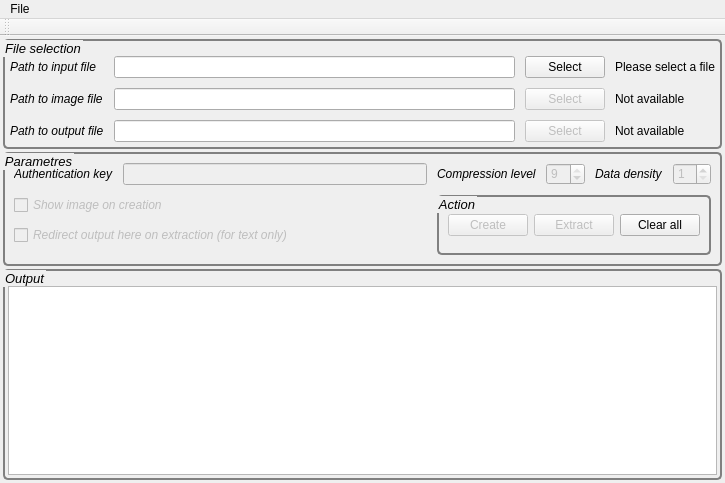
GreaterGoodCorp/StegLibrary, file StegLibrary/gui/gui.ui: the form before one commit.
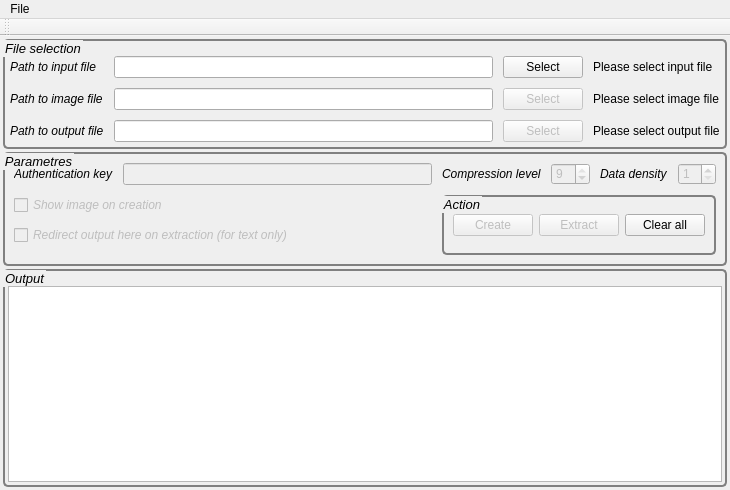
The form after the commit.

Commit message: Fix a bunch of layout errors

```diff
--- a/StegLibrary/gui/gui.ui
+++ b/StegLibrary/gui/gui.ui
@@ -9,20 +9,20 @@
    <rect>
     <x>0</x>
     <y>0</y>
-    <width>725</width>
-    <height>483</height>
+    <width>730</width>
+    <height>490</height>
    </rect>
   </property>
   <property name="minimumSize">
    <size>
-    <width>725</width>
-    <height>483</height>
+    <width>730</width>
+    <height>490</height>
    </size>
   </property>
   <property name="maximumSize">
    <size>
-    <width>725</width>
-    <height>483</height>
+    <width>730</width>
+    <height>490</height>
    </size>
   </property>
   <property name="font">
@@ -101,7 +101,7 @@
        <item row="0" column="3">
         <widget class="QLabel" name="label_input_status">
          <property name="text">
-          <string>Please select a file</string>
+          <string>Please select input file</string>
          </property>
         </widget>
        </item>
@@ -164,7 +164,7 @@
        <item row="1" column="3">
         <widget class="QLabel" name="label_image_status">
          <property name="text">
-          <string>Not available</string>
+          <string>Please select image file</string>
          </property>
         </widget>
        </item>
@@ -181,7 +181,7 @@
        <item row="2" column="3">
         <widget class="QLabel" name="label_output_status">
          <property name="text">
-          <string>Not available</string>
+          <string>Please select output file</string>
          </property>
         </widget>
        </item>
@@ -473,7 +473,7 @@
     <rect>
      <x>0</x>
      <y>0</y>
-     <width>725</width>
+     <width>730</width>
      <height>22</height>
     </rect>
    </property>
```
